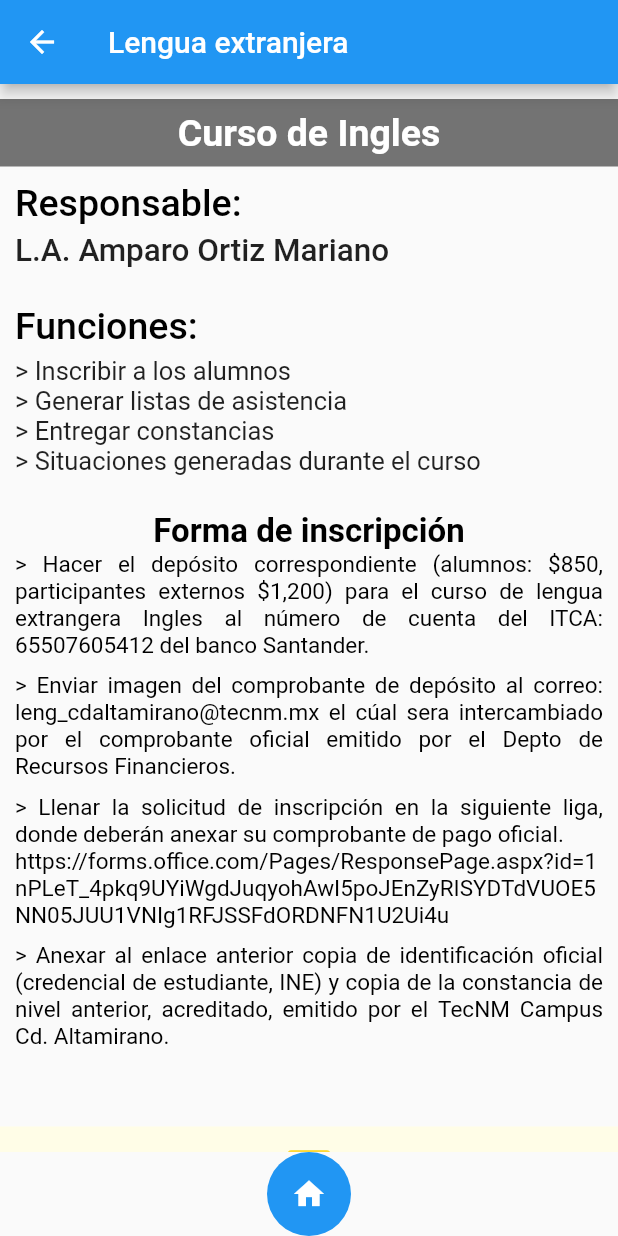
After one commit to Jeryn61297/proyecto_itca, a Flutter app: the InglesPage screen opened directly, on a phone screen of 412 x 824 dp. The commit adds this screen. Run offline on Flutter 3.47's test engine with Material 2 defaults, Android fonts, the phone set to English and light mode, and no system bars.

Commit message:
avance page ingles

```diff
--- a/lib/src/home_pages/home_page.dart
+++ b/lib/src/home_pages/home_page.dart
@@ -1,6 +1,7 @@
 //import 'package:flutter/foundation.dart';
 import 'package:flutter/material.dart';
 
+import 'package:proyecto_itca/src/pag/curso_ingles.dart';
 import 'package:proyecto_itca/src/pag/fold_carreras/carreras.dart';
 import 'package:proyecto_itca/src/pag/fold_oficinas.dart/oficinas.dart';
 import 'package:proyecto_itca/src/pag/infor.dart';
@@ -282,7 +283,13 @@ class HomePage extends StatelessWidget {
             trailing: Icon(Icons.keyboard_arrow_right),
             title: Text('Curso capacitación'),
             subtitle: Text('Lengua extranjera Ingles'),
-            onTap: () {},
+            onTap: () {
+              Navigator.of(context).pop();
+              Navigator.push(
+                  context,
+                  new MaterialPageRoute(
+                      builder: (BuildContext context) => InglesPage()));
+            },
           ),
           Divider(),
           //----------------------------------------------
--- /dev/null
+++ b/lib/src/pag/curso_ingles.dart
@@ -0,0 +1,162 @@
+import 'package:flutter/material.dart';
+import 'package:proyecto_itca/src/home_pages/home_page.dart';
+
+class InglesPage extends StatelessWidget {
+  static final String routeName = 'ingles';
+
+  @override
+  Widget build(BuildContext context) {
+    return Scaffold(
+        appBar: AppBar(
+          title: Text('Lengua extranjera'),
+        ),
+        body: Stack(
+          children: <Widget>[
+            SingleChildScrollView(
+              child: Column(
+                children: <Widget>[
+                  SizedBox(height: 10),
+                  _Titulo(),
+                  _Name(),
+                  _Datos(),
+                  _Contacto(),
+                ],
+              ),
+            )
+          ],
+        ),
+        bottomNavigationBar: _bottomNavigationBar(context));
+  }
+}
+
+Widget _Titulo() {
+  return Container(
+    alignment: Alignment.center,
+    width: double.infinity,
+    height: 45,
+    color: Colors.black54,
+    child: Text(
+      'Curso de Ingles',
+      style: TextStyle(
+          color: Colors.white, fontSize: 25, fontWeight: FontWeight.w600),
+    ),
+  );
+}
+
+Widget _Name() {
+  return Padding(
+    padding: EdgeInsets.symmetric(horizontal: 10, vertical: 10),
+    child: Container(
+      width: double.infinity,
+      height: 200,
+      //color: Colors.green,
+      child: ListView(
+        children: <Widget>[
+          Text('Responsable:',
+              style: TextStyle(
+                  color: Colors.black,
+                  fontSize: 25,
+                  fontWeight: FontWeight.w500)),
+          SizedBox(height: 5),
+          Text('L.A. Amparo Ortiz Mariano',
+              style: TextStyle(fontSize: 21, fontWeight: FontWeight.w500)),
+          SizedBox(height: 23),
+          Text('Funciones:',
+              style: TextStyle(
+                  color: Colors.black,
+                  fontSize: 25,
+                  fontWeight: FontWeight.w500)),
+          SizedBox(height: 5),
+          Text('> Inscribir a los alumnos', style: TextStyle(fontSize: 17)),
+          Text('> Generar listas de asistencia',
+              style: TextStyle(fontSize: 17)),
+          Text('> Entregar constancias ', style: TextStyle(fontSize: 17)),
+          Text('> Situaciones generadas durante el curso',
+              style: TextStyle(fontSize: 17)),
+        ],
+      ),
+    ),
+  );
+}
+
+Widget _Datos() {
+  return Padding(
+    padding: EdgeInsets.symmetric(horizontal: 10),
+    child: Container(
+      width: double.infinity,
+      height: 420,
+      //color: Colors.yellowAccent,
+      child: Column(
+        children: <Widget>[
+          SizedBox(height: 10),
+          Text(
+            'Forma de inscripción',
+            style: TextStyle(
+              color: Colors.black,
+              fontSize: 22,
+              fontWeight: FontWeight.w700,
+            ),
+            textAlign: TextAlign.start,
+          ),
+          Text(
+              '> Hacer el depósito correspondiente (alumnos: \$850, participantes externos \$1,200) para el curso de lengua extrangera Ingles al número de cuenta del ITCA: 65507605412 del banco Santander.',
+              style: TextStyle(color: Colors.black, fontSize: 15),
+              textAlign: TextAlign.justify),
+          SizedBox(height: 9),
+          Text(
+              '> Enviar imagen del comprobante de depósito al correo: leng_cdaltamirano@tecnm.mx el cúal sera intercambiado por el comprobante oficial emitido por el Depto de Recursos Financieros.',
+              style: TextStyle(color: Colors.black, fontSize: 15),
+              textAlign: TextAlign.justify),
+          SizedBox(height: 9),
+          Text(
+              '> Llenar la solicitud de inscripción en la siguiente liga, donde deberán anexar su comprobante de pago oficial. ',
+              style: TextStyle(color: Colors.black, fontSize: 15),
+              textAlign: TextAlign.justify),
+          Text(
+              'https://forms.office.com/Pages/ResponsePage.aspx?id=1nPLeT_4pkq9UYiWgdJuqyohAwI5poJEnZyRISYDTdVUOE5NN05JUU1VNIg1RFJSSFdORDNFN1U2Ui4u',
+              style: TextStyle(color: Colors.black, fontSize: 15),
+              textAlign: TextAlign.justify),
+          SizedBox(height: 9),
+          Text(
+              '> Anexar al enlace anterior copia de identificación oficial (credencial de estudiante, INE) y copia de la constancia de nivel anterior, acreditado, emitido por el TecNM Campus Cd. Altamirano.',
+              style: TextStyle(color: Colors.black, fontSize: 15),
+              textAlign: TextAlign.justify),
+          SizedBox(height: 9),
+        ],
+      ),
+    ),
+  );
+}
+
+Widget _Contacto() {
+  return SafeArea(
+    child: Container(
+      padding: EdgeInsets.symmetric(horizontal: 30, vertical: 10),
+      width: double.infinity,
+      height: 80,
+      color: Colors.yellow[50],
+      child: Column(
+        children: [
+          Icon(
+            Icons.mail,
+            color: Colors.yellow[600],
+            size: 35,
+          ),
+          SizedBox(height: 4),
+          Text(
+            'amparito@tecnm.mx',
+            style: TextStyle(fontSize: 13),
+          ),
+        ],
+      ),
+    ),
+  );
+}
+
+Widget _bottomNavigationBar(context) {
+  return FloatingActionButton(
+    elevation: 0,
+    child: Icon(Icons.home),
+    onPressed: () => Navigator.pushNamed(context, HomePage.routeName),
+  );
+}
```
